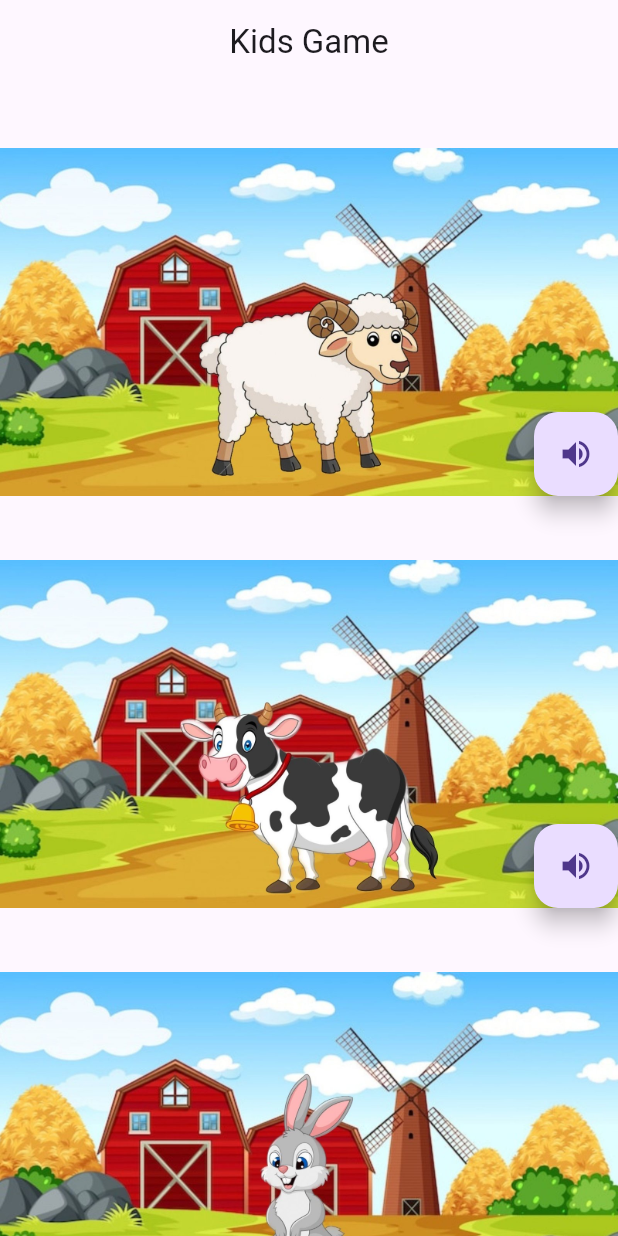
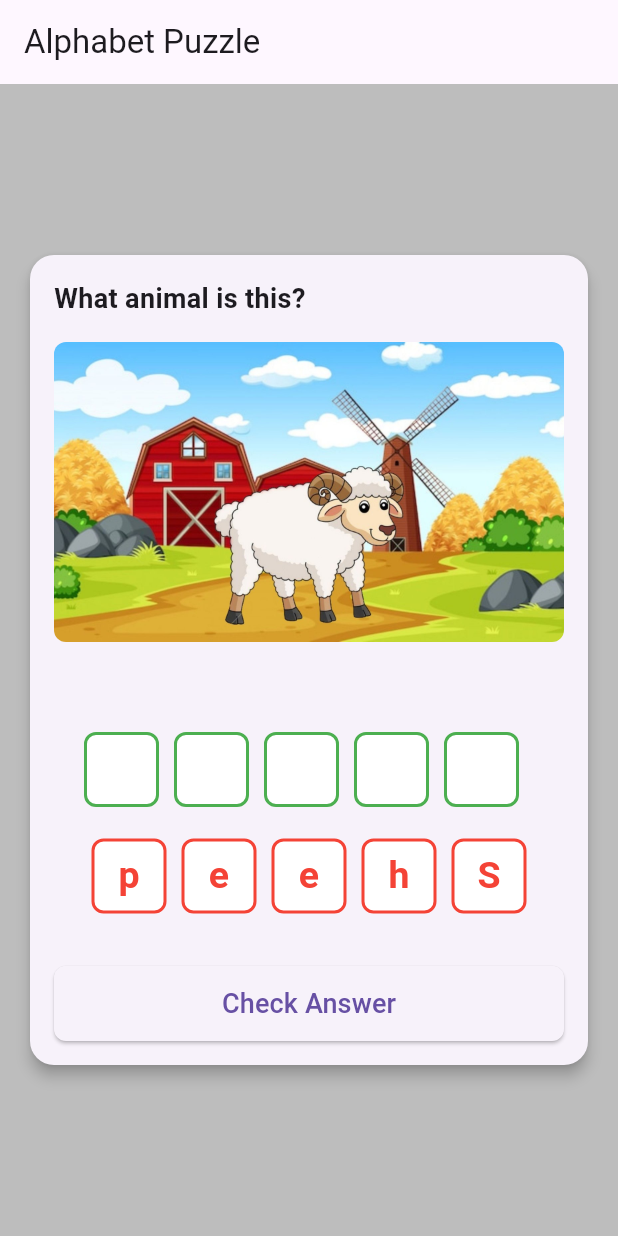
Before and after one commit to Hadjimamas/kids_game, a Flutter app: the screen it shows after launch, on a phone screen of 412 x 824 dp. Run offline on Flutter 3.47's test engine with Material 2 defaults, Android fonts, the light colour scheme and no system bars; our stand-ins replace assets_audio_player.

Commit message:
Find Animal Game

```diff
--- /dev/null
+++ b/lib/game_page.dart
@@ -0,0 +1,345 @@
+// ignore_for_file: avoid_print
+
+import 'dart:convert';
+
+import 'package:flutter/material.dart';
+import 'package:flutter/services.dart';
+
+class AlphabetPuzzle extends StatefulWidget {
+  const AlphabetPuzzle({Key? key}) : super(key: key);
+
+  @override
+  AlphabetPuzzleState createState() => AlphabetPuzzleState();
+}
+
+class AlphabetPuzzleState extends State<AlphabetPuzzle>
+    with SingleTickerProviderStateMixin {
+  /// List of Json file
+  List<dynamic> animalList = [];
+
+  /// List of Questions
+  List<String> listQuestions = [''];
+
+  /// List of answers
+  List<String> answers = [''];
+
+  /// List of Images
+  List<String> imageUrls = ['assets/images/farm/Sheep.JPG'];
+
+  List<String> alphabet = [];
+  List<String> userAnswers = [];
+  late AnimationController _animationController;
+  late Animation<double> _animation;
+  int currentPuzzle = 0;
+  String response = '';
+  List<dynamic> data = [];
+
+  @override
+  void initState() {
+    readJson();
+    generateAlphabetOptions();
+    _animationController = AnimationController(
+      vsync: this,
+      duration: const Duration(milliseconds: 500),
+    );
+    _animation = Tween<double>(begin: 0, end: 1).animate(
+      CurvedAnimation(
+        parent: _animationController,
+        curve: Curves.easeInOut,
+      ),
+    );
+    super.initState();
+  }
+
+  @override
+  void dispose() {
+    _animationController.dispose();
+    super.dispose();
+  }
+
+  ///Reads Json File
+  Future<void> readJson() async {
+    response = await rootBundle.loadString('assets/animals.json');
+    data = json.decode(response);
+    setState(() {
+      animalList.addAll(data);
+    });
+    listQuestions.clear();
+    imageUrls.clear();
+    answers.clear();
+    for (int i = 0; i < animalList.length; i++) {
+      listQuestions.add(animalList[i]['question']);
+      answers.add(animalList[i]['name']);
+      imageUrls.add(
+          'assets/images/${animalList[i]['category'].toString().toLowerCase()}/${animalList[i]['imagePath']}');
+    }
+    print(imageUrls);
+    print(listQuestions);
+    print(answers);
+  }
+
+  ///Generates Alphabets
+  Future<void> generateAlphabetOptions() async {
+    response = await rootBundle.loadString('assets/animals.json');
+    data = json.decode(response);
+    setState(() {
+      print('Animal List: $animalList');
+      alphabet = animalList[currentPuzzle]['name'].split('');
+      print('Alphabet List: $alphabet');
+      alphabet.shuffle();
+      userAnswers = List.filled(animalList[currentPuzzle]['name'].length, '');
+    });
+  }
+
+  ///Checks Answer
+  void checkAnswer() {
+    print("$currentPuzzle/${animalList.length}");
+    if (userAnswers.join('') == answers[currentPuzzle]) {
+      showDialog(
+        context: context,
+        builder: (BuildContext context) {
+          return AlertDialog(
+            title: const Text('Correct Answer!'),
+            content: const Text('Congratulations! You got it right.'),
+            actions: [
+              TextButton(
+                onPressed: () {
+                  Navigator.pop(context);
+                  if (currentPuzzle == animalList.length - 1) {
+                    // Last puzzle, show completion message
+                    showDialog(
+                      context: context,
+                      builder: (BuildContext context) {
+                        return AlertDialog(
+                          title: const Text('Puzzle Completed'),
+                          content:
+                              const Text('You have completed all the puzzles.'),
+                          actions: [
+                            TextButton(
+                              onPressed: () {
+                                Navigator.pop(context);
+                                setState(() {
+                                  currentPuzzle = 0;
+                                  generateAlphabetOptions();
+                                });
+                              },
+                              child: const Text('Restart'),
+                            ),
+                          ],
+                        );
+                      },
+                    );
+                  } else {
+                    // Next puzzle
+                    setState(() {
+                      currentPuzzle++;
+                      generateAlphabetOptions();
+                    });
+                  }
+                },
+                child: const Text('Next'),
+              ),
+            ],
+          );
+        },
+      ).then((_) {
+        _animationController.reset();
+        _animationController.forward();
+      });
+    } else {
+      showDialog(
+        context: context,
+        builder: (BuildContext context) {
+          return const AlertDialog(
+            title: Text('Incorrect Answer!'),
+            content: Text('Please try again.'),
+          );
+        },
+      );
+    }
+  }
+
+  @override
+  Widget build(BuildContext context) {
+    return Scaffold(
+      appBar: AppBar(
+        title: const Text('Alphabet Puzzle'),
+      ),
+      body: Container(
+        decoration: BoxDecoration(color: Colors.grey[400]),
+        child: Column(
+          mainAxisAlignment: MainAxisAlignment.center,
+          children: [
+            Padding(
+              padding: const EdgeInsets.all(16.0),
+              child: Card(
+                elevation: 4,
+                shape: RoundedRectangleBorder(
+                  borderRadius: BorderRadius.circular(16.0),
+                ),
+                child: Padding(
+                  padding: const EdgeInsets.all(16.0),
+                  child: Column(
+                    crossAxisAlignment: CrossAxisAlignment.stretch,
+                    children: [
+                      Text(
+                        listQuestions[currentPuzzle],
+                        style: const TextStyle(
+                          fontSize: 18,
+                          fontWeight: FontWeight.bold,
+                        ),
+                      ),
+                      const SizedBox(height: 16),
+                      SizedBox(
+                        height: 200,
+                        child: ClipRRect(
+                          borderRadius: BorderRadius.circular(8),
+                          child: Image.asset(
+                            imageUrls[currentPuzzle],
+                            fit: BoxFit.fitHeight,
+                          ),
+                        ),
+                      ),
+                      const SizedBox(height: 60),
+                      Row(
+                        mainAxisAlignment: MainAxisAlignment.center,
+                        children: List.generate(userAnswers.length, (index) {
+                          return DragTarget<String>(
+                            builder: (context, candidateData, rejectedData) {
+                              return Row(
+                                children: [
+                                  Container(
+                                    height: 50,
+                                    width: 50,
+                                    alignment: Alignment.center,
+                                    decoration: BoxDecoration(
+                                      color: Colors.white,
+                                      borderRadius: BorderRadius.circular(8),
+                                      border: Border.all(
+                                        color: Colors.green,
+                                        width: 2,
+                                      ),
+                                    ),
+                                    child: Text(
+                                      userAnswers[index].isEmpty
+                                          ? ' '
+                                          : userAnswers[index],
+                                      style: const TextStyle(
+                                          fontSize: 25,
+                                          color: Colors.green,
+                                          fontWeight: FontWeight.bold),
+                                    ),
+                                  ),
+                                  const SizedBox(width: 10),
+                                ],
+                              );
+                            },
+                            onAccept: (data) {
+                              setState(() {
+                                userAnswers[index] = data;
+                              });
+                            },
+                          );
+                        }),
+                      ),
+                      const SizedBox(height: 16),
+                      SizedBox(
+                        width: 500,
+                        height: 60,
+                        child: Row(
+                          crossAxisAlignment: CrossAxisAlignment.center,
+                          mainAxisAlignment: MainAxisAlignment.center,
+                          children: [
+                            ListView.builder(
+                              shrinkWrap: true,
+                              physics: const NeverScrollableScrollPhysics(),
+                              itemCount: alphabet.length,
+                              scrollDirection: Axis.horizontal,
+                              itemBuilder: (context, index) {
+                                return Row(
+                                  children: [
+                                    Draggable<String>(
+                                      data: alphabet[index],
+                                      feedback: Material(
+                                        child: Container(
+                                          height: 50,
+                                          width: 50,
+                                          decoration: BoxDecoration(
+                                            color: Colors.white,
+                                            borderRadius:
+                                                BorderRadius.circular(8),
+                                            border: Border.all(
+                                              color: Colors.orange,
+                                              width: 2,
+                                            ),
+                                          ),
+                                          child: Center(
+                                            child: Text(
+                                              alphabet[index],
+                                              style: const TextStyle(
+                                                  fontSize: 25,
+                                                  color: Colors.orange,
+                                                  fontWeight: FontWeight.bold),
+                                            ),
+                                          ),
+                                        ),
+                                      ),
+                                      childWhenDragging: Container(),
+                                      child: Container(
+                                        height: 50,
+                                        width: 50,
+                                        margin: const EdgeInsets.only(
+                                            left: 5, right: 5),
+                                        decoration: BoxDecoration(
+                                          color: Colors.white,
+                                          borderRadius:
+                                              BorderRadius.circular(8),
+                                          border: Border.all(
+                                            color: Colors.red,
+                                            width: 2,
+                                          ),
+                                        ),
+                                        child: Center(
+                                          child: Text(
+                                            alphabet[index],
+                                            style: const TextStyle(
+                                                fontSize: 25,
+                                                color: Colors.red,
+                                                fontWeight: FontWeight.bold),
+                                          ),
+                                        ),
+                                      ),
+                                    ),
+                                    // const SizedBox(width: 10,),
+                                  ],
+                                );
+                              },
+                            ),
+                          ],
+                        ),
+                      ),
+                      const SizedBox(height: 30),
+                      ElevatedButton(
+                        onPressed: checkAnswer,
+                        style: ElevatedButton.styleFrom(
+                          shape: RoundedRectangleBorder(
+                            borderRadius: BorderRadius.circular(8),
+                          ),
+                          padding: const EdgeInsets.symmetric(vertical: 12),
+                        ),
+                        child: const Text(
+                          'Check Answer',
+                          style: TextStyle(fontSize: 18),
+                        ),
+                      ),
+                    ],
+                  ),
+                ),
+              ),
+            ),
+          ],
+        ),
+      ),
+    );
+  }
+}
--- a/lib/main.dart
+++ b/lib/main.dart
@@ -1,5 +1,6 @@
 import 'package:flutter/material.dart';
-import 'package:kids_game/animals.dart';
+
+import 'game_page.dart';
 
 void main() {
   runApp(const MyApp());
@@ -8,12 +9,12 @@ void main() {
 class MyApp extends StatelessWidget {
   const MyApp({super.key});
 
-  // This widget is the root of your application.
   @override
   Widget build(BuildContext context) {
     return MaterialApp(
+      title: 'Flutter Demo',
       theme: ThemeData(useMaterial3: true),
-      home: const AnimalsPage(),
+      home: const AlphabetPuzzle(),
     );
   }
 }
```
Also changed, not shown: assets/animals.json (+22 -11 lines), 1 other file.
